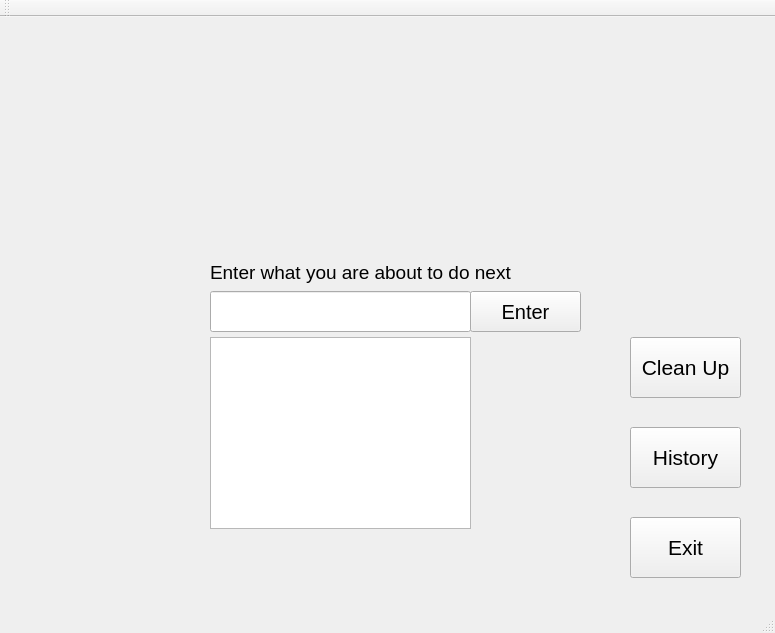
The window that GUI/mainwindow.ui (trashcrash/TimeManager) describes before a commit, drawn with Qt 5.
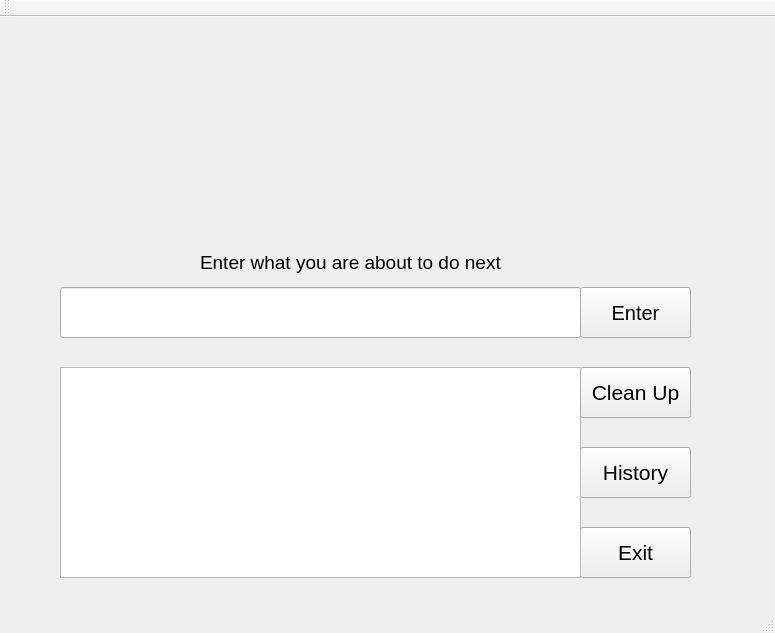
The same window after the commit.

What changed in the file:
```diff
--- a/GUI/mainwindow.ui
+++ b/GUI/mainwindow.ui
@@ -17,10 +17,10 @@
    <widget class="QPushButton" name="exit_button">
     <property name="geometry">
      <rect>
-      <x>630</x>
-      <y>500</y>
+      <x>580</x>
+      <y>510</y>
       <width>111</width>
-      <height>61</height>
+      <height>51</height>
      </rect>
     </property>
     <property name="font">
@@ -42,20 +42,20 @@
    <widget class="QLineEdit" name="lineEdit">
     <property name="geometry">
      <rect>
-      <x>210</x>
-      <y>274</y>
-      <width>261</width>
-      <height>41</height>
+      <x>60</x>
+      <y>270</y>
+      <width>521</width>
+      <height>51</height>
      </rect>
     </property>
    </widget>
    <widget class="QPushButton" name="enter_button">
     <property name="geometry">
      <rect>
-      <x>470</x>
-      <y>274</y>
+      <x>580</x>
+      <y>270</y>
       <width>111</width>
-      <height>41</height>
+      <height>51</height>
      </rect>
     </property>
     <property name="font">
@@ -70,8 +70,8 @@
    <widget class="QLabel" name="label">
     <property name="geometry">
      <rect>
-      <x>210</x>
-      <y>240</y>
+      <x>200</x>
+      <y>230</y>
       <width>321</width>
       <height>31</height>
      </rect>
@@ -88,10 +88,10 @@
    <widget class="QPushButton" name="history_button">
     <property name="geometry">
      <rect>
-      <x>630</x>
-      <y>410</y>
+      <x>580</x>
+      <y>430</y>
       <width>111</width>
-      <height>61</height>
+      <height>51</height>
      </rect>
     </property>
     <property name="font">
@@ -106,20 +106,20 @@
    <widget class="QTextBrowser" name="textBrowser">
     <property name="geometry">
      <rect>
-      <x>210</x>
-      <y>320</y>
-      <width>261</width>
-      <height>192</height>
+      <x>60</x>
+      <y>350</y>
+      <width>521</width>
+      <height>211</height>
      </rect>
     </property>
    </widget>
    <widget class="QPushButton" name="clean_button">
     <property name="geometry">
      <rect>
-      <x>630</x>
-      <y>320</y>
+      <x>580</x>
+      <y>350</y>
       <width>111</width>
-      <height>61</height>
+      <height>51</height>
      </rect>
     </property>
     <property name="font">
```
